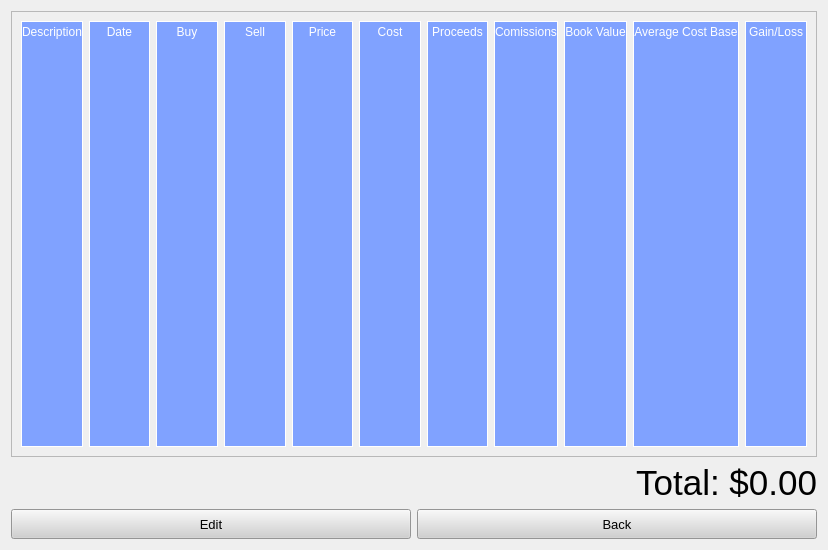
This is GainLossCalculator/TransactionScreen/transactionscreen.ui in w-ge/Gain-Loss-Calculator as Qt 5 draws it before an edit. The edited form follows.
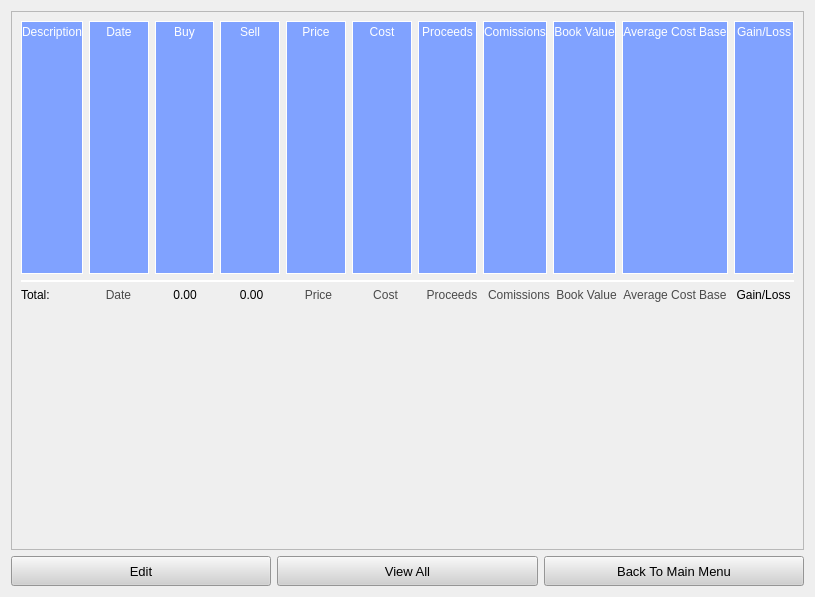
This is the edited form.

Commit message: Changed Buttons, Changed Total Format

The edit to the form file:
```diff
--- a/GainLossCalculator/TransactionScreen/transactionscreen.ui
+++ b/GainLossCalculator/TransactionScreen/transactionscreen.ui
@@ -6,8 +6,8 @@
    <rect>
     <x>0</x>
     <y>0</y>
-    <width>828</width>
-    <height>550</height>
+    <width>815</width>
+    <height>597</height>
    </rect>
   </property>
   <property name="windowTitle">
@@ -29,11 +29,13 @@
        <rect>
         <x>0</x>
         <y>0</y>
-        <width>808</width>
-        <height>444</height>
+        <width>795</width>
+        <height>539</height>
        </rect>
       </property>
-      <layout class="QGridLayout" name="gridLayout">
+      <layout class="QGridLayout" name="gridLayout_3">
+       <item row="0" column="0">
+        <layout class="QGridLayout" name="layout">
        <item row="0" column="0">
         <layout class="QGridLayout" name="transactions">
          <property name="verticalSpacing">
@@ -272,23 +274,245 @@
          </item>
         </layout>
        </item>
-      </layout>
-     </widget>
-    </widget>
-   </item>
-   <item>
-    <widget class="QLabel" name="total">
-     <property name="font">
-      <font>
-       <pointsize>26</pointsize>
-      </font>
-     </property>
+         <item row="2" column="0">
+          <layout class="QGridLayout" name="transactions_2">
+           <property name="verticalSpacing">
+            <number>10</number>
+           </property>
+           <item row="0" column="9">
+            <widget class="QLabel" name="avgCB_2">
+             <property name="minimumSize">
+              <size>
+               <width>0</width>
+               <height>30</height>
+              </size>
+             </property>
+             <property name="styleSheet">
+              <string notr="true">color: rgb(74, 74, 74);</string>
+             </property>
+             <property name="text">
+              <string>Average Cost Base</string>
+             </property>
+             <property name="alignment">
+              <set>Qt::AlignHCenter|Qt::AlignTop</set>
+             </property>
+            </widget>
+           </item>
+           <item row="0" column="2">
+            <widget class="QLabel" name="buy_2">
+             <property name="minimumSize">
+              <size>
+               <width>0</width>
+               <height>30</height>
+              </size>
+             </property>
+             <property name="styleSheet">
+              <string notr="true"/>
+             </property>
+             <property name="text">
+              <string>0.00</string>
+             </property>
+             <property name="alignment">
+              <set>Qt::AlignHCenter|Qt::AlignTop</set>
+             </property>
+            </widget>
+           </item>
+           <item row="0" column="7">
+            <widget class="QLabel" name="comissions_2">
+             <property name="minimumSize">
+              <size>
+               <width>0</width>
+               <height>30</height>
+              </size>
+             </property>
+             <property name="styleSheet">
+              <string notr="true">color: rgb(74, 74, 74);</string>
+             </property>
      <property name="text">
-      <string>Total: $0.00</string>
+              <string>Comissions</string>
      </property>
      <property name="alignment">
-      <set>Qt::AlignRight|Qt::AlignTrailing|Qt::AlignVCenter</set>
-     </property>
+              <set>Qt::AlignHCenter|Qt::AlignTop</set>
+             </property>
+            </widget>
+           </item>
+           <item row="0" column="10">
+            <widget class="QLabel" name="gainLoss_2">
+             <property name="minimumSize">
+              <size>
+               <width>0</width>
+               <height>30</height>
+              </size>
+             </property>
+             <property name="styleSheet">
+              <string notr="true"/>
+             </property>
+             <property name="text">
+              <string>Gain/Loss</string>
+             </property>
+             <property name="alignment">
+              <set>Qt::AlignHCenter|Qt::AlignTop</set>
+             </property>
+            </widget>
+           </item>
+           <item row="0" column="4">
+            <widget class="QLabel" name="price_2">
+             <property name="minimumSize">
+              <size>
+               <width>0</width>
+               <height>30</height>
+              </size>
+             </property>
+             <property name="styleSheet">
+              <string notr="true">color: rgb(74, 74, 74);</string>
+             </property>
+             <property name="text">
+              <string>Price</string>
+             </property>
+             <property name="alignment">
+              <set>Qt::AlignHCenter|Qt::AlignTop</set>
+             </property>
+            </widget>
+           </item>
+           <item row="0" column="1">
+            <widget class="QLabel" name="date_2">
+             <property name="minimumSize">
+              <size>
+               <width>0</width>
+               <height>30</height>
+              </size>
+             </property>
+             <property name="styleSheet">
+              <string notr="true">color: rgb(74, 74, 74);</string>
+             </property>
+             <property name="text">
+              <string>Date</string>
+             </property>
+             <property name="alignment">
+              <set>Qt::AlignHCenter|Qt::AlignTop</set>
+             </property>
+            </widget>
+           </item>
+           <item row="0" column="0">
+            <widget class="QLabel" name="description_2">
+             <property name="minimumSize">
+              <size>
+               <width>0</width>
+               <height>30</height>
+              </size>
+             </property>
+             <property name="styleSheet">
+              <string notr="true"/>
+             </property>
+             <property name="text">
+              <string>Total:</string>
+             </property>
+             <property name="alignment">
+              <set>Qt::AlignLeading|Qt::AlignLeft|Qt::AlignTop</set>
+             </property>
+            </widget>
+           </item>
+           <item row="0" column="6">
+            <widget class="QLabel" name="proceeds_2">
+             <property name="minimumSize">
+              <size>
+               <width>0</width>
+               <height>30</height>
+              </size>
+             </property>
+             <property name="styleSheet">
+              <string notr="true">color: rgb(74, 74, 74);</string>
+             </property>
+             <property name="text">
+              <string>Proceeds</string>
+             </property>
+             <property name="alignment">
+              <set>Qt::AlignHCenter|Qt::AlignTop</set>
+             </property>
+            </widget>
+           </item>
+           <item row="0" column="8">
+            <widget class="QLabel" name="bookValue_2">
+             <property name="minimumSize">
+              <size>
+               <width>0</width>
+               <height>30</height>
+              </size>
+             </property>
+             <property name="styleSheet">
+              <string notr="true">color: rgb(74, 74, 74);</string>
+             </property>
+             <property name="text">
+              <string>Book Value</string>
+             </property>
+             <property name="alignment">
+              <set>Qt::AlignHCenter|Qt::AlignTop</set>
+             </property>
+            </widget>
+           </item>
+           <item row="0" column="5">
+            <widget class="QLabel" name="cost_2">
+             <property name="minimumSize">
+              <size>
+               <width>0</width>
+               <height>30</height>
+              </size>
+             </property>
+             <property name="styleSheet">
+              <string notr="true">color: rgb(74, 74, 74);</string>
+             </property>
+             <property name="text">
+              <string>Cost</string>
+             </property>
+             <property name="alignment">
+              <set>Qt::AlignHCenter|Qt::AlignTop</set>
+             </property>
+            </widget>
+           </item>
+           <item row="0" column="3">
+            <widget class="QLabel" name="sell_2">
+             <property name="minimumSize">
+              <size>
+               <width>0</width>
+               <height>30</height>
+              </size>
+             </property>
+             <property name="styleSheet">
+              <string notr="true"/>
+             </property>
+             <property name="text">
+              <string>0.00</string>
+             </property>
+             <property name="alignment">
+              <set>Qt::AlignHCenter|Qt::AlignTop</set>
+             </property>
+            </widget>
+           </item>
+          </layout>
+         </item>
+         <item row="1" column="0">
+          <widget class="QWidget" name="line" native="true">
+           <property name="minimumSize">
+            <size>
+             <width>0</width>
+             <height>2</height>
+            </size>
+           </property>
+           <property name="maximumSize">
+            <size>
+             <width>16777215</width>
+             <height>2</height>
+            </size>
+           </property>
+           <property name="styleSheet">
+            <string notr="true">background-color: rgb(255, 255, 255);</string>
+           </property>
+          </widget>
+         </item>
+        </layout>
+       </item>
+      </layout>
+     </widget>
     </widget>
    </item>
    <item>
@@ -316,6 +540,29 @@
        </property>
       </widget>
      </item>
+     <item>
+      <widget class="QPushButton" name="viewAll">
+       <property name="minimumSize">
+        <size>
+         <width>0</width>
+         <height>30</height>
+        </size>
+       </property>
+       <property name="font">
+        <font>
+         <family>Microsoft Sans Serif</family>
+         <pointsize>10</pointsize>
+        </font>
+       </property>
+       <property name="styleSheet">
+        <string notr="true">background-color: rgb(208, 208, 208);
+</string>
+       </property>
+       <property name="text">
+        <string>View All</string>
+       </property>
+      </widget>
+     </item>
      <item>
       <widget class="QPushButton" name="back">
        <property name="minimumSize">
@@ -335,7 +582,7 @@
 </string>
        </property>
        <property name="text">
-        <string>Back</string>
+        <string>Back To Main Menu</string>
        </property>
       </widget>
      </item>
```
Left out of the diff: 4 changed lines with no effect on the pictures. Lines whose indentation alone changed are shown as unchanged. The commit also changes 35 other files.
